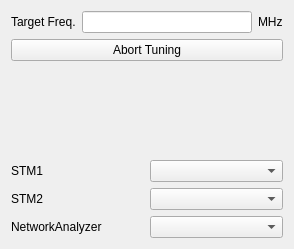
Above: modules/motor/autolctunerform.ui from northriv/KAME before the change. Below: the same form after it.
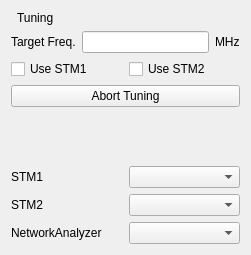
That is the form after the change. Custom widgets are drawn as their Qt base class.

Diff of the .ui file:
```diff
--- a/modules/motor/autolctunerform.ui
+++ b/modules/motor/autolctunerform.ui
@@ -6,16 +6,46 @@
    <rect>
     <x>0</x>
     <y>0</y>
-    <width>294</width>
-    <height>249</height>
+    <width>251</width>
+    <height>255</height>
    </rect>
   </property>
   <property name="windowTitle">
    <string>LC Circuit Automatic Tuner</string>
   </property>
   <widget class="QWidget" name="widget">
-   <layout class="QGridLayout" name="gridLayout">
-    <item row="0" column="0" colspan="2">
+   <layout class="QVBoxLayout" name="verticalLayout">
+    <item>
+     <layout class="QHBoxLayout" name="horizontalLayout_2">
+      <item>
+       <widget class="KLed" name="m_ledTuning" native="true">
+        <property name="sizePolicy">
+         <sizepolicy hsizetype="Fixed" vsizetype="Preferred">
+          <horstretch>0</horstretch>
+          <verstretch>0</verstretch>
+         </sizepolicy>
+        </property>
+       </widget>
+      </item>
+      <item>
+       <widget class="QLabel" name="textLabel2_11">
+        <property name="sizePolicy">
+         <sizepolicy hsizetype="Preferred" vsizetype="Fixed">
+          <horstretch>0</horstretch>
+          <verstretch>0</verstretch>
+         </sizepolicy>
+        </property>
+        <property name="text">
+         <string>Tuning</string>
+        </property>
+        <property name="wordWrap">
+         <bool>false</bool>
+        </property>
+       </widget>
+      </item>
+     </layout>
+    </item>
+    <item>
      <layout class="QHBoxLayout" name="horizontalLayout">
       <item>
        <widget class="QLabel" name="textLabel20_4">
@@ -54,14 +84,32 @@
       </item>
      </layout>
     </item>
-    <item row="1" column="0" colspan="2">
+    <item>
+     <layout class="QHBoxLayout" name="horizontalLayout_3">
+      <item>
+       <widget class="QCheckBox" name="m_ckbUseSTM1">
+        <property name="text">
+         <string>Use STM1</string>
+        </property>
+       </widget>
+      </item>
+      <item>
+       <widget class="QCheckBox" name="m_ckbUseSTM2">
+        <property name="text">
+         <string>Use STM2</string>
+        </property>
+       </widget>
+      </item>
+     </layout>
+    </item>
+    <item>
      <widget class="QPushButton" name="m_btnAbortTuning">
       <property name="text">
        <string>Abort Tuning</string>
       </property>
      </widget>
     </item>
-    <item row="2" column="1">
+    <item>
      <spacer name="verticalSpacer">
       <property name="orientation">
        <enum>Qt::Vertical</enum>
@@ -74,7 +122,7 @@
       </property>
      </spacer>
     </item>
-    <item row="3" column="0" rowspan="2" colspan="2">
+    <item>
      <layout class="QHBoxLayout" name="_2">
       <item>
        <widget class="QLabel" name="textLabel20">
@@ -104,14 +152,7 @@
       </item>
      </layout>
     </item>
-    <item row="4" column="1">
-     <widget class="QSplitter" name="splitter">
-      <property name="orientation">
-       <enum>Qt::Horizontal</enum>
-      </property>
-     </widget>
-    </item>
-    <item row="5" column="0" colspan="2">
+    <item>
      <layout class="QHBoxLayout" name="_4">
       <item>
        <widget class="QLabel" name="textLabel20_3">
@@ -141,7 +182,7 @@
       </item>
      </layout>
     </item>
-    <item row="6" column="0" colspan="2">
+    <item>
      <layout class="QHBoxLayout" name="_3">
       <item>
        <widget class="QLabel" name="textLabel20_2">
@@ -184,6 +225,25 @@
  </widget>
  <layoutdefault spacing="6" margin="11"/>
  <pixmapfunction>qPixmapFromMimeSource</pixmapfunction>
+ <customwidgets>
+  <customwidget>
+   <class>KLed</class>
+   <extends>QWidget</extends>
+   <header>kled.h</header>
+  </customwidget>
+ </customwidgets>
+ <tabstops>
+  <tabstop>m_edTarget</tabstop>
+  <tabstop>m_ckbUseSTM1</tabstop>
+  <tabstop>m_ckbUseSTM2</tabstop>
+  <tabstop>m_btnAbortTuning</tabstop>
+  <tabstop>m_cmbSTM1</tabstop>
+  <tabstop>m_cmbSTM2</tabstop>
+  <tabstop>m_cmbNetAna</tabstop>
+ </tabstops>
+ <includes>
+  <include location="local">kled.h</include>
+ </includes>
  <resources/>
  <connections/>
 </ui>
```
Left out of the diff: 8 changed lines with no effect on the pictures.
